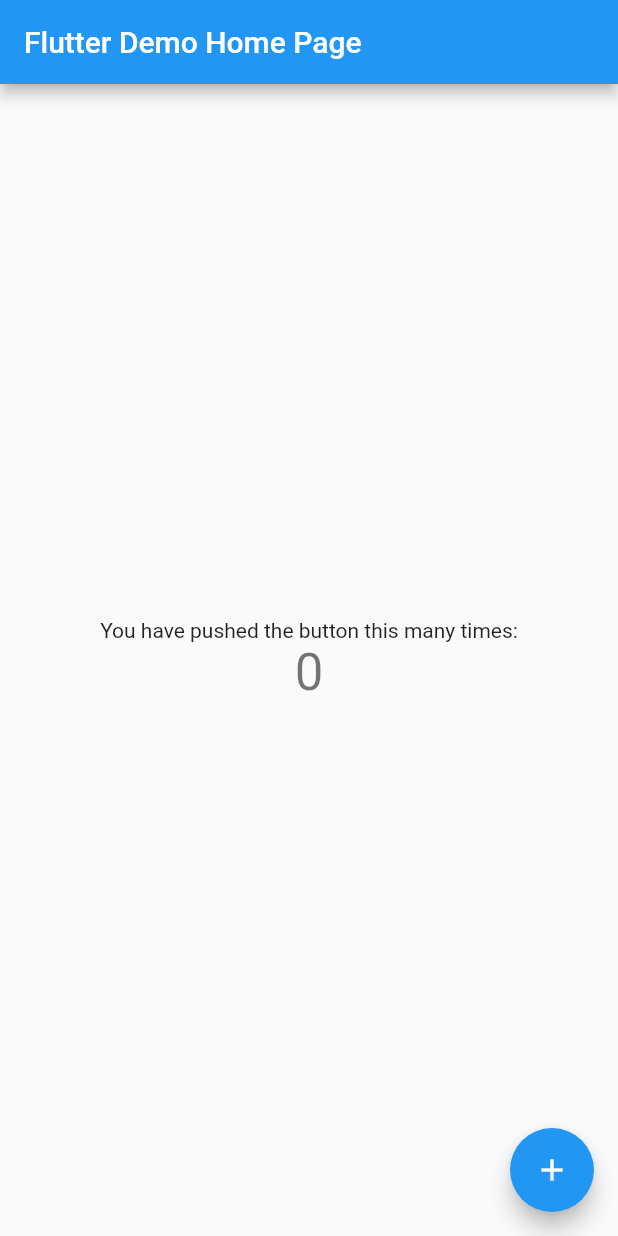
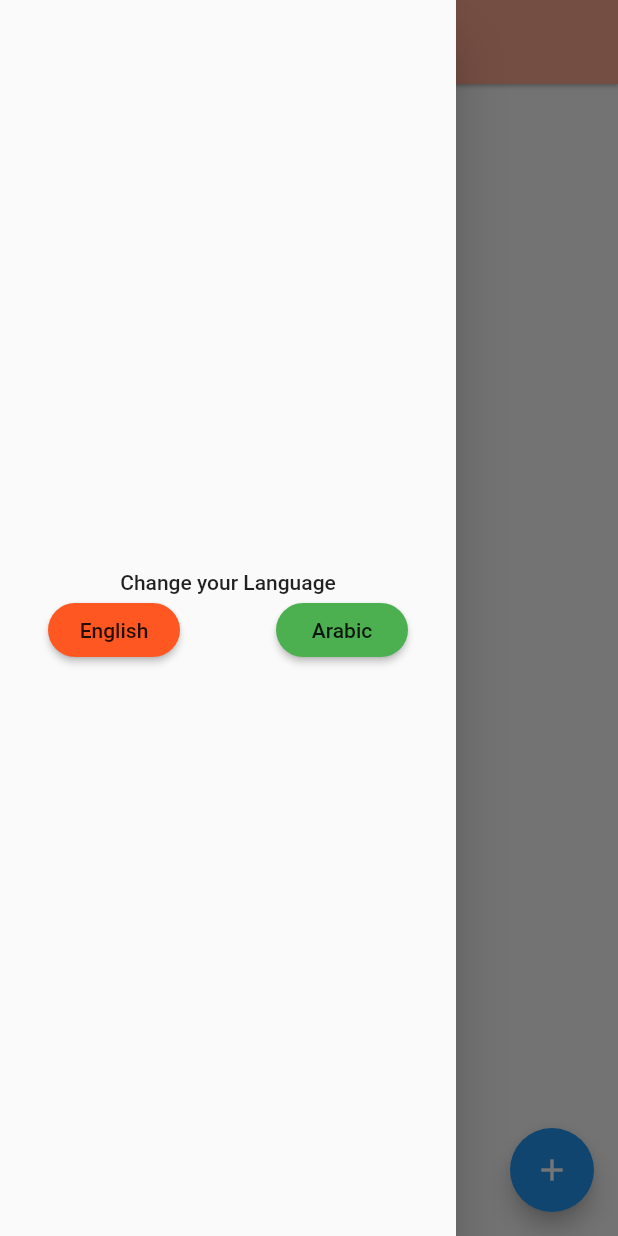
Before and after one commit to fahmi54321/flutter_sqflite, a Flutter app: the screen it shows after launch, with the side drawer open (before the commit the screen has no drawer), on a phone screen of 412 x 824 dp. Run offline on Flutter 3.47's test engine with Material 2 defaults, Android fonts, the phone set to English and light mode, and no system bars; our stand-ins replace easy_localization, flutter_bloc, sqflite; accounts and stored records are empty.

Commit message:
implement sqlflite

```diff
--- a/lib/main.dart
+++ b/lib/main.dart
@@ -1,6 +1,7 @@
 import 'package:flutter/material.dart';
 import 'package:flutter_bloc/flutter_bloc.dart';
 import 'package:flutter_sqflite/controller/cubit/cubit.dart';
+import 'package:flutter_sqflite/views/home_screen.dart';
 
 void main() {
   runApp(const MyApp());
@@ -15,110 +16,16 @@ class MyApp extends StatelessWidget {
     return MultiBlocProvider(
       providers: [
         BlocProvider(
-          create: (context) => TodoCubit(),
+          create: (context) => TodoCubit()..createDatabase(),
         ),
       ],
       child: MaterialApp(
         title: 'Flutter Demo',
         theme: ThemeData(
-          // This is the theme of your application.
-          //
-          // Try running your application with "flutter run". You'll see the
-          // application has a blue toolbar. Then, without quitting the app, try
-          // changing the primarySwatch below to Colors.green and then invoke
-          // "hot reload" (press "r" in the console where you ran "flutter run",
-          // or simply save your changes to "hot reload" in a Flutter IDE).
-          // Notice that the counter didn't reset back to zero; the application
-          // is not restarted.
           primarySwatch: Colors.blue,
         ),
-        home: const MyHomePage(title: 'Flutter Demo Home Page'),
+        home: HomeScreen(),
       ),
     );
   }
 }
-
-class MyHomePage extends StatefulWidget {
-  const MyHomePage({super.key, required this.title});
-
-  // This widget is the home page of your application. It is stateful, meaning
-  // that it has a State object (defined below) that contains fields that affect
-  // how it looks.
-
-  // This class is the configuration for the state. It holds the values (in this
-  // case the title) provided by the parent (in this case the App widget) and
-  // used by the build method of the State. Fields in a Widget subclass are
-  // always marked "final".
-
-  final String title;
-
-  @override
-  State<MyHomePage> createState() => _MyHomePageState();
-}
-
-class _MyHomePageState extends State<MyHomePage> {
-  int _counter = 0;
-
-  void _incrementCounter() {
-    setState(() {
-      // This call to setState tells the Flutter framework that something has
-      // changed in this State, which causes it to rerun the build method below
-      // so that the display can reflect the updated values. If we changed
-      // _counter without calling setState(), then the build method would not be
-      // called again, and so nothing would appear to happen.
-      _counter++;
-    });
-  }
-
-  @override
-  Widget build(BuildContext context) {
-    // This method is rerun every time setState is called, for instance as done
-    // by the _incrementCounter method above.
-    //
-    // The Flutter framework has been optimized to make rerunning build methods
-    // fast, so that you can just rebuild anything that needs updating rather
-    // than having to individually change instances of widgets.
-    return Scaffold(
-      appBar: AppBar(
-        // Here we take the value from the MyHomePage object that was created by
-        // the App.build method, and use it to set our appbar title.
-        title: Text(widget.title),
-      ),
-      body: Center(
-        // Center is a layout widget. It takes a single child and positions it
-        // in the middle of the parent.
-        child: Column(
-          // Column is also a layout widget. It takes a list of children and
-          // arranges them vertically. By default, it sizes itself to fit its
-          // children horizontally, and tries to be as tall as its parent.
-          //
-          // Invoke "debug painting" (press "p" in the console, choose the
-          // "Toggle Debug Paint" action from the Flutter Inspector in Android
-          // Studio, or the "Toggle Debug Paint" command in Visual Studio Code)
-          // to see the wireframe for each widget.
-          //
-          // Column has various properties to control how it sizes itself and
-          // how it positions its children. Here we use mainAxisAlignment to
-          // center the children vertically; the main axis here is the vertical
-          // axis because Columns are vertical (the cross axis would be
-          // horizontal).
-          mainAxisAlignment: MainAxisAlignment.center,
-          children: <Widget>[
-            const Text(
-              'You have pushed the button this many times:',
-            ),
-            Text(
-              '$_counter',
-              style: Theme.of(context).textTheme.headline4,
-            ),
-          ],
-        ),
-      ),
-      floatingActionButton: FloatingActionButton(
-        onPressed: _incrementCounter,
-        tooltip: 'Increment',
-        child: const Icon(Icons.add),
-      ), // This trailing comma makes auto-formatting nicer for build methods.
-    );
-  }
-}
--- /dev/null
+++ b/lib/views/drawer_screen.dart
@@ -0,0 +1,39 @@
+import 'package:easy_localization/easy_localization.dart';
+import 'package:flutter/material.dart';
+
+class DrawerScreen extends StatelessWidget {
+  const DrawerScreen({Key? key}) : super(key: key);
+
+  @override
+  Widget build(BuildContext context) {
+    return Column(
+      mainAxisAlignment: MainAxisAlignment.center,
+      crossAxisAlignment: CrossAxisAlignment.center,
+      children: [
+        Text(
+          'Change your Language'.tr(),
+          style: Theme.of(context).textTheme.bodyText1,
+        ),
+        Row(
+          mainAxisAlignment: MainAxisAlignment.spaceAround,
+          children: [
+            MaterialButton(
+              color: Colors.deepOrange,
+              shape: RoundedRectangleBorder(
+                  borderRadius: BorderRadius.circular(25.0)),
+              onPressed: () {},
+              child: Text('English'.tr()),
+            ),
+            MaterialButton(
+              color: Colors.green,
+              shape: RoundedRectangleBorder(
+                  borderRadius: BorderRadius.circular(25.0)),
+              onPressed: () {},
+              child: Text('Arabic'.tr()),
+            ),
+          ],
+        )
+      ],
+    );
+  }
+}
--- /dev/null
+++ b/lib/views/home_screen.dart
@@ -0,0 +1,88 @@
+import 'package:easy_localization/easy_localization.dart';
+import 'package:flutter/material.dart';
+import 'package:flutter_bloc/flutter_bloc.dart';
+import 'package:flutter_sqflite/controller/cubit/cubit.dart';
+import 'package:flutter_sqflite/controller/cubit/states.dart';
+import 'package:flutter_sqflite/views/add_task_screen.dart';
+import 'package:flutter_sqflite/views/drawer_screen.dart';
+import 'package:flutter_sqflite/views/update_screen.dart';
+
+class HomeScreen extends StatelessWidget {
+  const HomeScreen({Key? key}) : super(key: key);
+
+  @override
+  Widget build(BuildContext context) {
+    return BlocConsumer<TodoCubit, TodoStates>(
+        listener: (BuildContext context, state) {},
+        builder: (BuildContext context, Object? state) {
+          final cubit = TodoCubit.get(context);
+          return Scaffold(
+            appBar: AppBar(
+              title: Text('My task'.tr()),
+              elevation: 1,
+              backgroundColor: Colors.deepOrange.shade200,
+            ),
+            drawer: const Drawer(
+              child: DrawerScreen(),
+            ),
+            body: ListView.builder(
+              itemCount: cubit.tasks.length,
+              itemBuilder: (BuildContext context, int index) {
+                return InkWell(
+                  onTap: () {
+                    Navigator.push(context,
+                        MaterialPageRoute(builder: (BuildContext context) {
+                      return UpdateTaskScreen(id: 1);
+                    }));
+                  },
+                  child: Card(
+                    child: Padding(
+                      padding: const EdgeInsets.all(8.0),
+                      child: Column(
+                        mainAxisAlignment: MainAxisAlignment.start,
+                        children: [
+                          Row(
+                            mainAxisAlignment: MainAxisAlignment.spaceBetween,
+                            crossAxisAlignment: CrossAxisAlignment.start,
+                            children: [
+                              Text(
+                                cubit.tasks[index]['title'],
+                                style: Theme.of(context).textTheme.bodyText1,
+                              ),
+                              Text(
+                                cubit.tasks[index]['time'],
+                                style: Theme.of(context).textTheme.caption,
+                              ),
+                              IconButton(
+                                  onPressed: () {
+                                    cubit.deleteDataFromDatabase(
+                                      id: cubit.tasks[index]['id'],
+                                    );
+                                  },
+                                  icon: const Icon(Icons.delete)),
+                            ],
+                          ),
+                          Text(
+                            cubit.tasks[index]['description'],
+                            style: Theme.of(context).textTheme.headline6,
+                          ),
+                        ],
+                      ),
+                    ),
+                  ),
+                );
+              },
+            ),
+            floatingActionButton: FloatingActionButton(
+              onPressed: () {
+                Navigator.push(context,
+                    MaterialPageRoute(builder: (BuildContext context) {
+                  return AddTaskScreen();
+                }));
+              },
+              child: const Icon(Icons.add),
+            ),
+          );
+        });
+  }
+}
--- a/pubspec.yaml
+++ b/pubspec.yaml
@@ -39,6 +39,7 @@ dependencies:
   sqflite: ^2.2.2
   bloc: ^8.1.0
   flutter_bloc: ^8.1.1
+  easy_localization: ^3.0.1
 
 dev_dependencies:
   flutter_test:
```
Also changed, not shown: lib/component.dart (added, +41 -0 lines), lib/controller/cubit/cubit.dart (+9 -3 lines), lib/themes.dart (added, +64 -0 lines), lib/views/add_task_screen.dart (added, +141 -0 lines), lib/views/update_screen.dart (added, +124 -0 lines), pubspec.lock.
